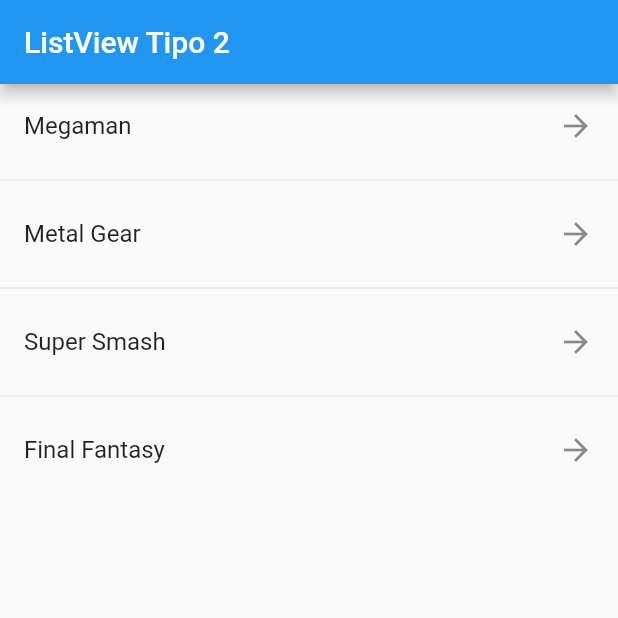
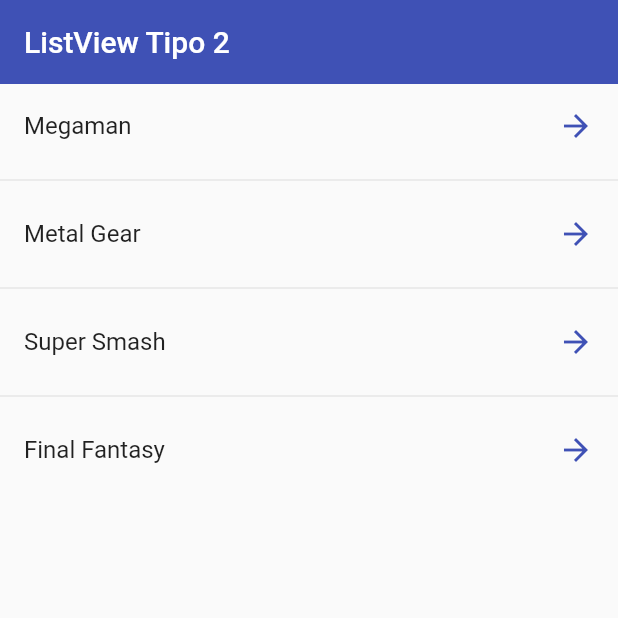
Before and after one commit to eduar766/flutter_components, a Flutter app: the screen it shows after launch, on a phone screen of 412 x 824 dp, the top half of it. Run offline on Flutter 3.47's test engine with Material 2 defaults, Android fonts, the phone set to English and light mode, and no system bars.

Commit message:
onTap and colors in list

```diff
--- a/lib/screens/listview2_screen.dart
+++ b/lib/screens/listview2_screen.dart
@@ -10,12 +10,21 @@ class ListView2Screen extends StatelessWidget {
     return Scaffold(
       appBar: AppBar(
         title: const Text('ListView Tipo 2'),
+        elevation: 0,
+        backgroundColor: Colors.indigo,
       ),
       body: ListView.separated(
         itemCount: options.length,
         itemBuilder: (context, index) => ListTile(
           title: Text(options[index]),
-          trailing: const Icon(Icons.arrow_forward_outlined),
+          trailing: const Icon(
+            Icons.arrow_forward_outlined,
+            color: Colors.indigo,
+          ),
+          onTap: () {
+            final game = options[index];
+            print(game);
+          },
         ),
         separatorBuilder: (_, __) => const Divider(), //cuando no se usan los argumentos se coloca _ o __
       )
```
